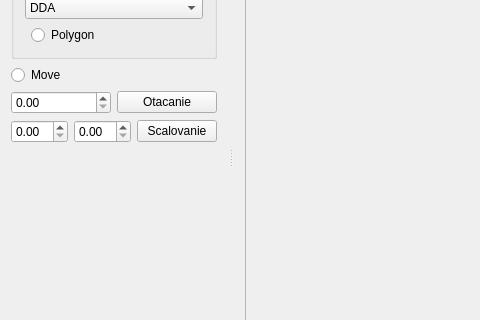
Qt form ImageViewer.ui (mavik3/pg) before a commit; both pictures show x 0 to 480 and y 173 to 493 of the 818 by 646 pixel window.
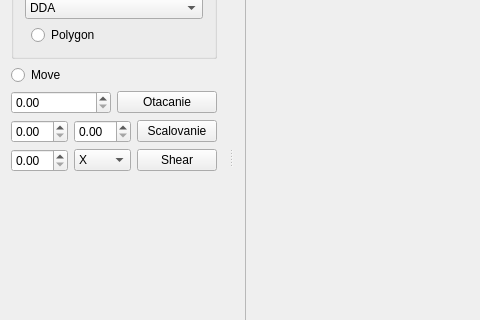
The same form after that commit.

Commit message: shear a trochu scale; neviem ci spravne shear

```diff
--- a/ImageViewer.ui
+++ b/ImageViewer.ui
@@ -181,6 +181,34 @@
        </item>
       </layout>
      </item>
+     <item>
+      <layout class="QHBoxLayout" name="horizontalLayout_4">
+       <item>
+        <widget class="QDoubleSpinBox" name="spinShear"/>
+       </item>
+       <item>
+        <widget class="QComboBox" name="comboBoxShear">
+         <item>
+          <property name="text">
+           <string>X</string>
+          </property>
+         </item>
+         <item>
+          <property name="text">
+           <string>Y</string>
+          </property>
+         </item>
+        </widget>
+       </item>
+       <item>
+        <widget class="QPushButton" name="Shear">
+         <property name="text">
+          <string>Shear</string>
+         </property>
+        </widget>
+       </item>
+      </layout>
+     </item>
      <item>
       <spacer name="verticalSpacer">
        <property name="orientation">
```
Left out of the diff: 2 changed lines with no effect on the pictures. The commit also changes 4 other files.
